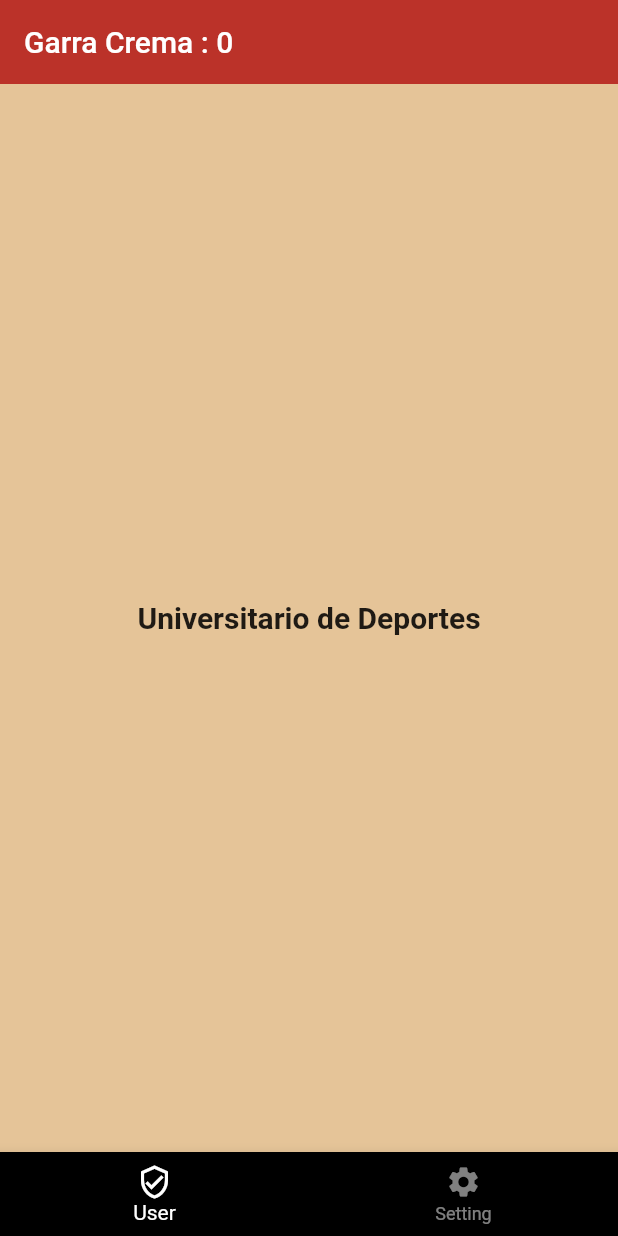
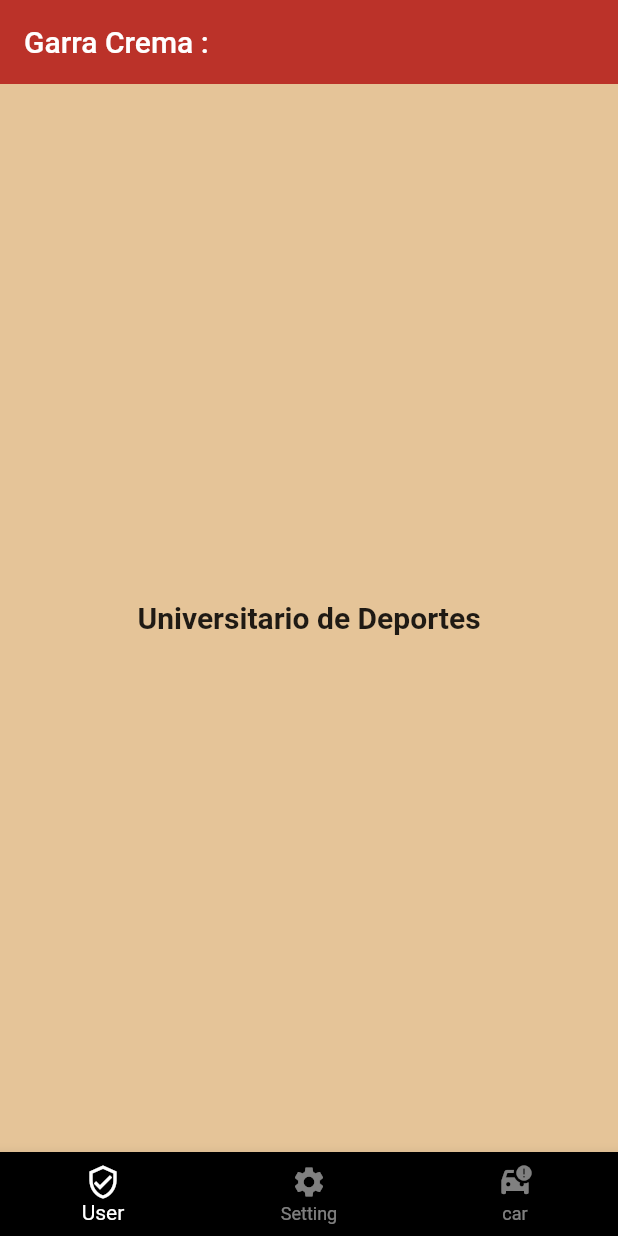
Before and after one commit to ArturoEddin/Flutter_vsc, a Flutter app: the screen it shows after launch, on a phone screen of 412 x 824 dp. Run offline on Flutter 3.47's test engine with Material 2 defaults, Android fonts, the phone set to English and light mode, and no system bars.

Commit message:
25/04/2023

```diff
--- a/lib/screens/home_screen.dart
+++ b/lib/screens/home_screen.dart
@@ -6,37 +6,52 @@ class HomeScreen extends StatefulWidget {
 }
 
 class _HomeScreenState extends State<HomeScreen> {
+
   int currentPage = 0;
+  final PageController pageController = new PageController();
 
   @override
   Widget build(BuildContext context) {
     // TODO: implement build
     return Scaffold(
       appBar: AppBar(
-          title: Text("Garra Crema : $currentPage" ),
+          title: Text("Garra Crema : " ),
           elevation: 0,
           backgroundColor: Color.fromARGB(255, 187, 50, 41)),
 
-      body: PageView(children: [
-        CustomScreen(color: Color.fromARGB(255, 229, 196, 152)),
-        CustomScreen(color: Color.fromARGB(255, 187, 50, 41))
-      ]),
+
+     //
+     //
 
 
       bottomNavigationBar: BottomNavigationBar(
         currentIndex: currentPage,
         onTap: (index) {
          currentPage =index;
+
          setState(() {});
+
+         pageController.animateToPage(index, duration: Duration(seconds: 5), curve: Curves.bounceOut);
+
         },
         backgroundColor: Colors.black,
         selectedItemColor: Colors.white,
         unselectedItemColor: Colors.white.withOpacity(0.5),
         items: [
           BottomNavigationBarItem(icon: Icon(Icons.verified_user_outlined,),  label: "User"),
-          BottomNavigationBarItem(icon: Icon(Icons.settings), label: "Setting")
+          BottomNavigationBarItem(icon: Icon(Icons.settings), label: "Setting"),
+          BottomNavigationBarItem(icon: Icon(Icons.car_crash), label: "car")
         ],
       ),
+
+        body: PageView(
+               controller:PageController() ,
+               physics: NeverScrollableScrollPhysics(),
+               children: [
+                CustomScreen(color: Color.fromARGB(255, 229, 196, 152)),
+                CustomScreen(color: Color.fromARGB(255, 187, 50, 41)),
+                CustomScreen(color: Colors.white),
+      ]),
 
     );
   }
```
